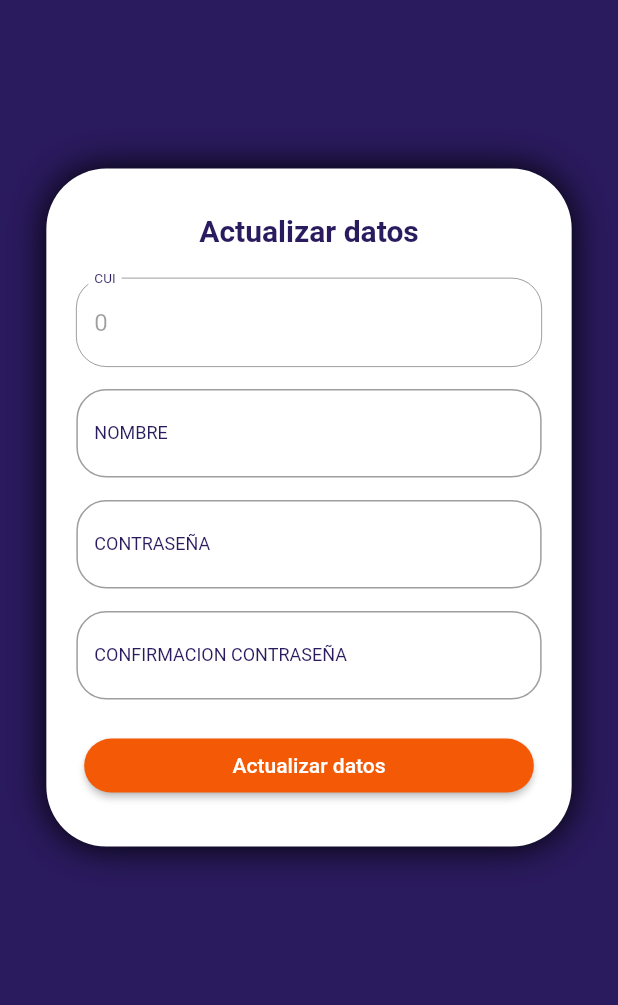
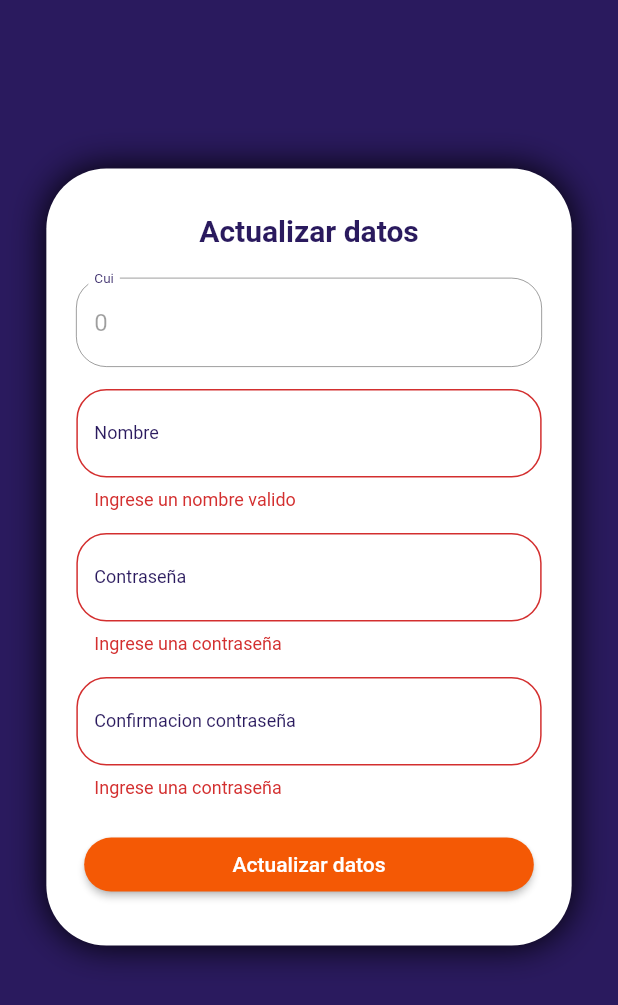
Before and after one commit to manuel1358000/tesis_app, a Flutter app: the EditarUsuarioPage screen opened by its route, after a tap on "Actualizar datos", on a phone screen of 412 x 824 dp. Shown: the top 1005 px of the screen. Run offline on Flutter 3.47's test engine with Material 2 defaults, Android fonts, the phone set to English and light mode, and no system bars; our stand-ins replace flutter_map, flutter_speed_dial, geolocator, latlong, rxdart, shared_preferences and 1 more; accounts and stored records are empty; network calls fail; statements that could not run were skipped.

Commit message:
Cricterios de aceptacion terminados para editar_perfil y cerrar sesion

```diff
--- a/alerta_app/lib/src/pages/editar_usuario_page.dart
+++ b/alerta_app/lib/src/pages/editar_usuario_page.dart
@@ -4,17 +4,16 @@ import 'package:alerta_app/src/preferencias_usuario/preferencias_usuario.dart';
 import 'package:alerta_app/src/utils/data.dart';
 import 'package:alerta_app/src/provider/usuario_provider.dart';
 import 'package:alerta_app/src/utils/utils.dart';
-import 'package:alerta_app/src/bloc/provider.dart';
 class EditarUsuarioPage extends StatefulWidget {
   @override
   _EditarUsuarioPageState createState() => _EditarUsuarioPageState();
 }
 
 class _EditarUsuarioPageState extends State<EditarUsuarioPage> {
+  final _formKey = GlobalKey<FormState>();
   final usuarioProvider=new UsuarioProvider();
   final _prefs = new PreferenciasUsuario();
   UsuarioModel usuariomodel=new UsuarioModel();
-
   @override
   Widget build(BuildContext context) {
 
@@ -65,6 +64,8 @@ class _EditarUsuarioPageState extends State<EditarUsuarioPage> {
               ),],
               borderRadius: new BorderRadius.all(Radius.circular(40.0))
             ),
+            child: Form(
+              key: _formKey,
               child: Column(
                 children: <Widget>[
                   SizedBox(height: 30.0,),
@@ -81,6 +82,7 @@ class _EditarUsuarioPageState extends State<EditarUsuarioPage> {
                   _crearEDITAR(context),
                   SizedBox(height: 30.0,),
                 ],
+              ),
             ),
           )
         ],
@@ -106,7 +108,7 @@ class _EditarUsuarioPageState extends State<EditarUsuarioPage> {
                 borderRadius: BorderRadius.circular(20.0)
               ),
               fillColor: Colors.black26,
-              labelText: 'CUI',
+              labelText: 'Cui',
               hintText: 'Ej. 2000000000101',
               labelStyle: TextStyle(
                 fontSize: 12.0,
@@ -114,6 +116,12 @@ class _EditarUsuarioPageState extends State<EditarUsuarioPage> {
               ),
             ),
             onChanged: (value)=>usuariomodel.cui=int.parse(value),
+            validator: (value) {
+              if (value.isEmpty) {
+                return 'Please enter some text';
+              }
+              return null;
+            },
           ),
         );
   }
@@ -129,7 +137,7 @@ class _EditarUsuarioPageState extends State<EditarUsuarioPage> {
                 borderRadius: BorderRadius.circular(20.0)
               ),
               fillColor: Colors.black26,
-              labelText: 'NOMBRE',
+              labelText: 'Nombre',
               hintText: 'Ej. Manuel Fuentes',
               labelStyle: TextStyle(
                 fontSize: 12.0,
@@ -137,6 +145,12 @@ class _EditarUsuarioPageState extends State<EditarUsuarioPage> {
               ),
             ),
             onChanged: (value)=>usuariomodel.nombre=value,
+            validator: (value) {
+              if (value.isEmpty) {
+                return 'Ingrese un nombre valido';
+              }
+              return null;
+            },
           ),
         );
   }
@@ -155,13 +169,19 @@ class _EditarUsuarioPageState extends State<EditarUsuarioPage> {
                 borderRadius: BorderRadius.circular(20.0)
               ),
               fillColor: Colors.black26,
-              labelText: 'CONTRASEÑA',
+              labelText: 'Contraseña',
               labelStyle: TextStyle(
                 fontSize: 12.0,
                 color: Color.fromRGBO(42,26,94,1.0)
               ),
             ),
             onChanged: (value)=>usuariomodel.password=value,
+            validator: (value) {
+              if (value.isEmpty) {
+                return 'Ingrese una contraseña';
+              }
+              return null;
+            },
           ),
         );
   }
@@ -177,13 +197,19 @@ class _EditarUsuarioPageState extends State<EditarUsuarioPage> {
                 borderRadius: BorderRadius.circular(20.0)
               ),
               fillColor: Colors.black26,
-              labelText: 'CONFIRMACION CONTRASEÑA',
+              labelText: 'Confirmacion contraseña',
               labelStyle: TextStyle(
                 fontSize: 12.0,
                 color: Color.fromRGBO(42,26,94,1.0)
               ),
             ),
             onChanged: (value)=>usuariomodel.confirmacion=value,
+            validator: (value) {
+              if (value.isEmpty) {
+                return 'Ingrese una contraseña';
+              }
+              return null;
+            },
           ),
         );
 
@@ -201,7 +227,9 @@ Widget _crearEDITAR(BuildContext context){
           )
         ),
         onPressed: usuariomodel!=null ? (){
+          if(_formKey.currentState.validate()){
             _editar(usuariomodel,context);
+          }
         }:null,
       );
 }
@@ -215,7 +243,8 @@ _editar(UsuarioModel usuario,BuildContext context) async{
     if(info['codigo']==200){
       _prefs.nombre=usuario.nombre;
       _prefs.password=usuario.password;
-      Navigator.pushNamed(context,'perfil');
+      final Data data= new Data(contenido:'Los datos se actualizaron de manera correcta');
+      Navigator.pushReplacementNamed(context,'perfil',arguments:data);
     }else{
       mostrarAlerta(context,info['mensaje']);
     }
--- a/alerta_app/lib/src/pages/login_page.dart
+++ b/alerta_app/lib/src/pages/login_page.dart
@@ -17,7 +17,7 @@ class _LoginPageState extends State<LoginPage> {
     super.initState();
     WidgetsBinding.instance.addPostFrameCallback((_){
       mostrarAlerta2(context, data2);
-  });
+    });
   }
   @override
   Widget build(BuildContext context) {
```
Also changed, not shown: alerta_app/lib/src/pages/perfil_page.dart (+27 -2 lines), alerta_app/lib/src/widgets/menu_widget.dart (+19 -15 lines). Lines whose indentation alone changed are shown as unchanged.
